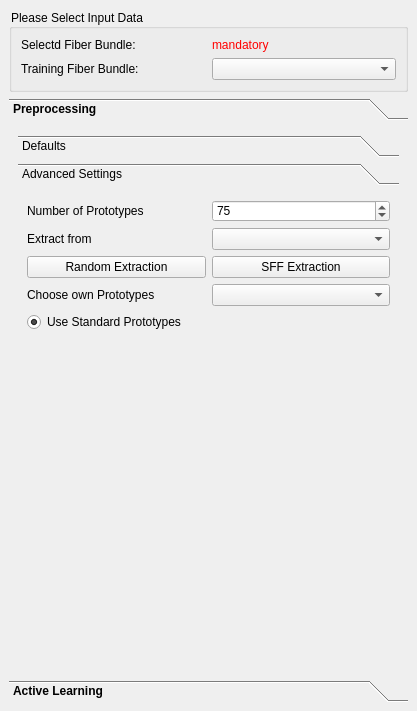
The window that Plugins/org.mitk.gui.qt.diffusionimaging.fiberprocessing/src/internal/QmitkInteractiveFiberDissectionViewControls.ui (MIC-DKFZ/MITK-Diffusion) describes before a commit, drawn with Qt 5.
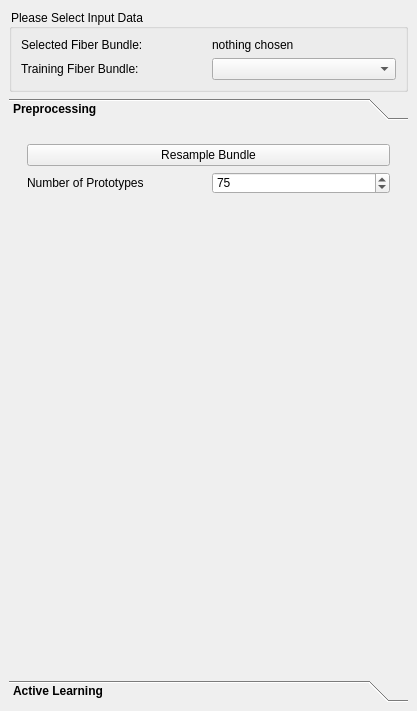
The same window after the commit. The open tabs and pages were chosen to show the change. Icons and pictures are not drawn. Custom widgets are drawn as their Qt base class.

Commit message: Preprocessing reduced, advanced part of AL reduced.

```diff
--- a/Plugins/org.mitk.gui.qt.diffusionimaging.fiberprocessing/src/internal/QmitkInteractiveFiberDissectionViewControls.ui
+++ b/Plugins/org.mitk.gui.qt.diffusionimaging.fiberprocessing/src/internal/QmitkInteractiveFiberDissectionViewControls.ui
@@ -44,7 +44,7 @@
       <item row="0" column="1">
        <widget class="QLabel" name="m_FibLabel">
         <property name="text">
-         <string>&lt;html&gt;&lt;head/&gt;&lt;body&gt;&lt;p&gt;&lt;span style=&quot; color:#ff0000;&quot;&gt;mandatory&lt;/span&gt;&lt;/p&gt;&lt;/body&gt;&lt;/html&gt;</string>
+         <string>&lt;html&gt;&lt;head/&gt;&lt;body&gt;&lt;p&gt;&lt;span style=&quot; color:#000000;&quot;&gt;nothing chosen&lt;/span&gt;&lt;/p&gt;&lt;/body&gt;&lt;/html&gt;</string>
         </property>
         <property name="wordWrap">
          <bool>true</bool>
@@ -67,7 +67,7 @@
          <string>Input DTI</string>
         </property>
         <property name="text">
-         <string>Selectd Fiber Bundle:</string>
+         <string>Selected Fiber Bundle:</string>
         </property>
        </widget>
       </item>
@@ -110,143 +110,49 @@
       </attribute>
       <layout class="QGridLayout" name="gridLayout_5">
        <item row="0" column="0">
-        <widget class="QToolBox" name="toolBox">
-         <property name="toolTipDuration">
-          <number>0</number>
-         </property>
-         <property name="currentIndex">
-          <number>0</number>
-         </property>
-         <widget class="QWidget" name="Defaults">
-          <property name="geometry">
-           <rect>
-            <x>0</x>
-            <y>0</y>
-            <width>381</width>
-            <height>452</height>
-           </rect>
-          </property>
-          <attribute name="label">
-           <string>Defaults</string>
-          </attribute>
-          <layout class="QGridLayout" name="gridLayout_6">
-           <item row="0" column="0">
-            <widget class="QPushButton" name="m_ResampleButton">
-             <property name="text">
-              <string>Resample Bundle</string>
-             </property>
-            </widget>
-           </item>
-           <item row="1" column="0">
-            <spacer name="verticalSpacer_23">
-             <property name="orientation">
-              <enum>Qt::Vertical</enum>
-             </property>
-             <property name="sizeHint" stdset="0">
-              <size>
-               <width>20</width>
-               <height>40</height>
-              </size>
-             </property>
-            </spacer>
-           </item>
-          </layout>
-         </widget>
-         <widget class="QWidget" name="page_17">
-          <property name="geometry">
-           <rect>
-            <x>0</x>
-            <y>0</y>
-            <width>381</width>
-            <height>452</height>
-           </rect>
-          </property>
-          <attribute name="label">
-           <string>Advanced Settings</string>
-          </attribute>
-          <layout class="QGridLayout" name="gridLayout_4">
-           <item row="1" column="0">
-            <widget class="QLabel" name="inputImageOneLabel">
-             <property name="text">
-              <string>Extract from</string>
-             </property>
-            </widget>
-           </item>
-           <item row="13" column="0" colspan="2">
-            <spacer name="verticalSpacer_5">
-             <property name="orientation">
-              <enum>Qt::Vertical</enum>
-             </property>
-             <property name="sizeHint" stdset="0">
-              <size>
-               <width>20</width>
-               <height>170</height>
-              </size>
-             </property>
-            </spacer>
-           </item>
-           <item row="0" column="1">
-            <widget class="QSpinBox" name="m_NumPrototypes">
-             <property name="minimum">
-              <number>10</number>
-             </property>
-             <property name="maximum">
-              <number>200</number>
-             </property>
-             <property name="value">
-              <number>75</number>
-             </property>
-            </widget>
-           </item>
-           <item row="1" column="1">
-            <widget class="QmitkDataStorageComboBox" name="m_BundleBox"/>
-           </item>
-           <item row="2" column="0">
-            <widget class="QPushButton" name="m_RandomPrototypesButton">
-             <property name="text">
-              <string>Random Extraction</string>
-             </property>
-            </widget>
-           </item>
-           <item row="0" column="0">
-            <widget class="QLabel" name="inputImageOneLabel_3">
-             <property name="text">
-              <string>Number of Prototypes</string>
-             </property>
-            </widget>
-           </item>
-           <item row="2" column="1">
-            <widget class="QPushButton" name="m_SFFPrototypesButton">
-             <property name="text">
-              <string>SFF Extraction</string>
-             </property>
-            </widget>
-           </item>
-           <item row="8" column="0">
-            <widget class="QLabel" name="inputImageOneLabel_2">
-             <property name="text">
-              <string>Choose own Prototypes</string>
-             </property>
-            </widget>
-           </item>
-           <item row="8" column="1">
-            <widget class="QmitkDataStorageComboBox" name="m_PrototypeBox"/>
-           </item>
-           <item row="9" column="0">
-            <widget class="QRadioButton" name="m_useStandardP">
-             <property name="enabled">
-              <bool>true</bool>
-             </property>
-             <property name="text">
-              <string>Use Standard Prototypes</string>
-             </property>
-             <property name="checked">
-              <bool>true</bool>
-             </property>
-            </widget>
-           </item>
-          </layout>
-         </widget>
+        <widget class="QWidget" name="widget" native="true">
+         <layout class="QGridLayout" name="gridLayout_4">
+          <item row="1" column="0">
+           <widget class="QLabel" name="inputImageOneLabel_3">
+            <property name="text">
+             <string>Number of Prototypes</string>
+            </property>
+           </widget>
+          </item>
+          <item row="1" column="1">
+           <widget class="QSpinBox" name="m_NumPrototypes">
+            <property name="minimum">
+             <number>10</number>
+            </property>
+            <property name="maximum">
+             <number>200</number>
+            </property>
+            <property name="value">
+             <number>75</number>
+            </property>
+           </widget>
+          </item>
+          <item row="2" column="0">
+           <spacer name="verticalSpacer_5">
+            <property name="orientation">
+             <enum>Qt::Vertical</enum>
+            </property>
+            <property name="sizeHint" stdset="0">
+             <size>
+              <width>20</width>
+              <height>431</height>
+             </size>
+            </property>
+           </spacer>
+          </item>
+          <item row="0" column="0" colspan="2">
+           <widget class="QPushButton" name="m_ResampleButton">
+            <property name="text">
+             <string>Resample Bundle</string>
+            </property>
+           </widget>
+          </item>
+         </layout>
         </widget>
        </item>
       </layout>
```
Left out of the diff: 132 changed lines with no effect on the pictures. The commit also changes 6 other files.
